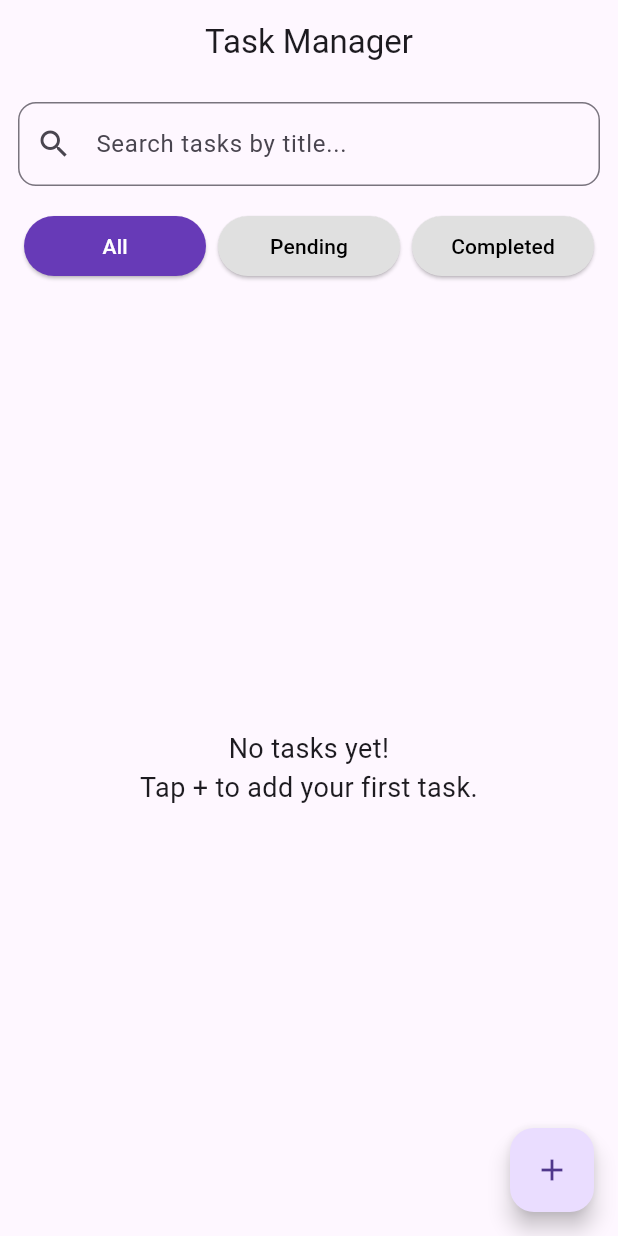
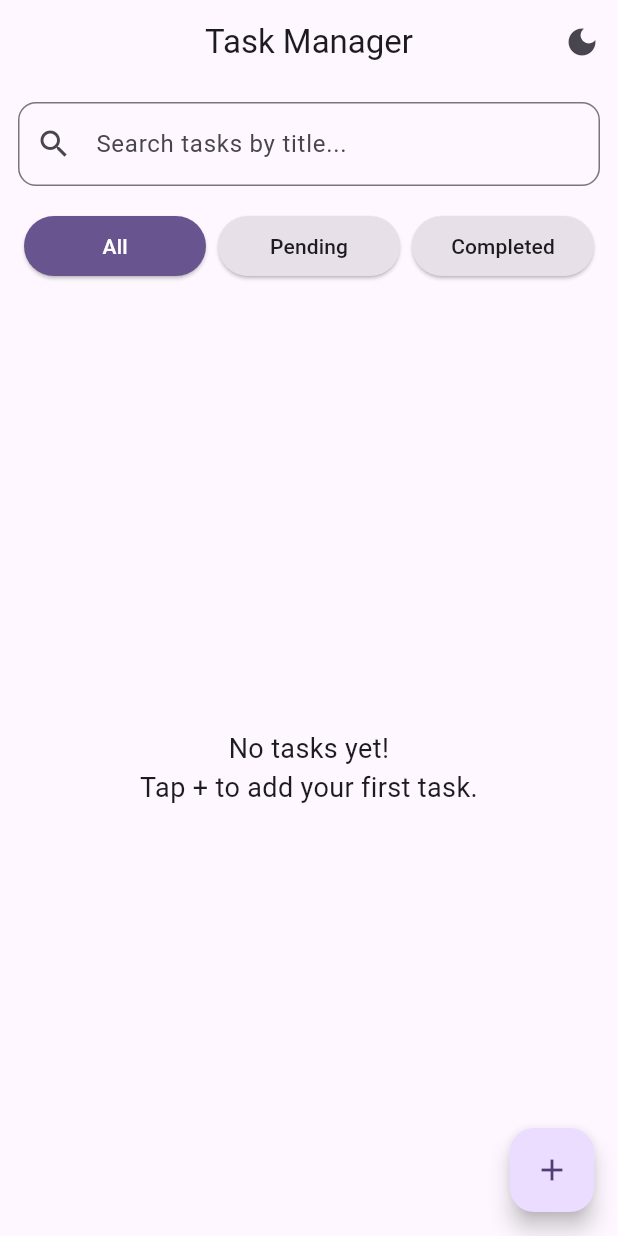
Before and after one commit to mayanksongade-byte/task-manager-app, a Flutter app: the screen it shows after launch, on a phone screen of 412 x 824 dp. Run offline on Flutter 3.47's test engine with Material 3 defaults, Android fonts, the phone set to English and light mode, and no system bars; our stand-ins replace get, sqflite; accounts and stored records are empty.

Commit message:
feat: implement light and dark mode toggle

```diff
--- /dev/null
+++ b/lib/controllers/theme_controller.dart
@@ -0,0 +1,22 @@
+
+import 'package:flutter/material.dart';
+import 'package:get/get.dart';
+
+// This controller manages the app's Light and Dark themes.
+class ThemeController extends GetxController {
+
+  // This variable stores the current theme.
+  // false means Light Mode; true means Dark Mode.
+  var isDarkMode = false.obs;
+
+  // This method changes the current theme.
+  void toggleTheme() {
+    // Change Light to Dark or Dark to Light.
+    isDarkMode.value = !isDarkMode.value;
+
+    // Tell GetMaterialApp to apply the selected theme.
+    Get.changeThemeMode(
+      isDarkMode.value ? ThemeMode.dark : ThemeMode.light,
+    );
+  }
+}
--- a/lib/main.dart
+++ b/lib/main.dart
@@ -1,13 +1,16 @@
-
 import 'package:flutter/material.dart';
 import 'package:get/get.dart';
 
 import 'controllers/task_controller.dart';
+import 'controllers/theme_controller.dart';
 import 'screens/home_screen.dart';
 
 void main() {
-  // Register our controller before opening the app.
+  // Register our task controller.
   Get.put(TaskController());
+
+  // Register our theme controller.
+  Get.put(ThemeController());
 
   // Start the Flutter application.
   runApp(const MyApp());
@@ -25,6 +28,29 @@ class MyApp extends StatelessWidget {
       // Hide the debug banner.
       debugShowCheckedModeBanner: false,
 
+      // Theme used when Light Mode is selected.
+      theme: ThemeData(
+        brightness: Brightness.light,
+        colorScheme: ColorScheme.fromSeed(
+          seedColor: Colors.deepPurple,
+          brightness: Brightness.light,
+        ),
+        useMaterial3: true,
+      ),
+
+      // Theme used when Dark Mode is selected.
+      darkTheme: ThemeData(
+        brightness: Brightness.dark,
+        colorScheme: ColorScheme.fromSeed(
+          seedColor: Colors.deepPurple,
+          brightness: Brightness.dark,
+        ),
+        useMaterial3: true,
+      ),
+
+      // Start the app in Light Mode.
+      themeMode: ThemeMode.light,
+
       // Open our Home Screen first.
       home: const HomeScreen(),
     );
--- a/lib/screens/home_screen.dart
+++ b/lib/screens/home_screen.dart
@@ -2,6 +2,7 @@ import 'package:flutter/material.dart';
 import 'package:get/get.dart';
 
 import '../controllers/task_controller.dart';
+import '../controllers/theme_controller.dart';
 import 'add_edit_task_screen.dart';
 
 class HomeScreen extends StatefulWidget {
@@ -15,6 +16,9 @@ class _HomeScreenState extends State<HomeScreen> {
   // Connect this screen to our TaskController.
   final TaskController controller = Get.find<TaskController>();
 
+  // Connect this screen to our ThemeController.
+  final ThemeController themeController = Get.find<ThemeController>();
+
   @override
   void initState() {
     super.initState();
@@ -26,7 +30,34 @@ class _HomeScreenState extends State<HomeScreen> {
   @override
   Widget build(BuildContext context) {
     return Scaffold(
-      appBar: AppBar(title: const Text('Task Manager'), centerTitle: true),
+      appBar: AppBar(
+        title: const Text('Task Manager'),
+        centerTitle: true,
+
+        // Place the theme toggle button on the right side.
+        actions: [
+          Obx(() {
+            return IconButton(
+              // Show the correct icon for the current theme.
+              icon: Icon(
+                themeController.isDarkMode.value
+                    ? Icons.light_mode
+                    : Icons.dark_mode,
+              ),
+
+              // Switch between Light Mode and Dark Mode.
+              onPressed: () {
+                themeController.toggleTheme();
+              },
+
+              // Explain what the button does.
+              tooltip: themeController.isDarkMode.value
+                  ? 'Switch to Light Mode'
+                  : 'Switch to Dark Mode',
+            );
+          }),
+        ],
+      ),
 
       // Button to add a new task.
       floatingActionButton: FloatingActionButton(
@@ -62,9 +93,11 @@ class _HomeScreenState extends State<HomeScreen> {
             // Display All, Pending and Completed buttons.
             Padding(
               padding: const EdgeInsets.all(12),
-
               child: Row(
                 children: ['All', 'Pending', 'Completed'].map((filter) {
+                  // Check whether this filter is currently selected.
+                  final isSelected = controller.selectedFilter.value == filter;
+
                   return Expanded(
                     child: Padding(
                       padding: const EdgeInsets.symmetric(horizontal: 4),
@@ -72,15 +105,17 @@ class _HomeScreenState extends State<HomeScreen> {
                         onPressed: () {
                           controller.selectedFilter.value = filter;
                         },
+
+                        // Use colors that automatically support both themes.
                         style: ElevatedButton.styleFrom(
-                          backgroundColor:
-                              controller.selectedFilter.value == filter
-                              ? Colors.deepPurple
-                              : Colors.grey.shade300,
-                          foregroundColor:
-                              controller.selectedFilter.value == filter
-                              ? Colors.white
-                              : Colors.black,
+                          backgroundColor: isSelected
+                              ? Theme.of(context).colorScheme.primary
+                              : Theme.of(context)
+                                    .colorScheme
+                                    .surfaceContainerHighest,
+                          foregroundColor: isSelected
+                              ? Theme.of(context).colorScheme.onPrimary
+                              : Theme.of(context).colorScheme.onSurface,
                         ),
                         child: Text(filter),
                       ),
@@ -126,9 +161,11 @@ class _HomeScreenState extends State<HomeScreen> {
                               // Display the task's due date.
                               Text(
                                 'Due: ${task.dueDate}',
-                                style: const TextStyle(
+                                style: TextStyle(
                                   fontSize: 12,
-                                  color: Colors.grey,
+                                  color: Theme.of(context)
+                                      .colorScheme
+                                      .onSurfaceVariant,
                                 ),
                               ),
                             ],
```
